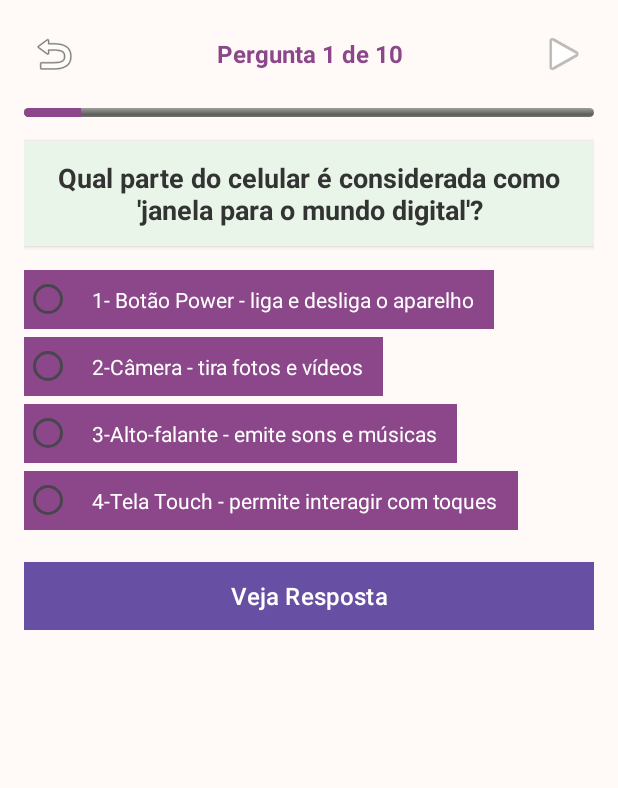
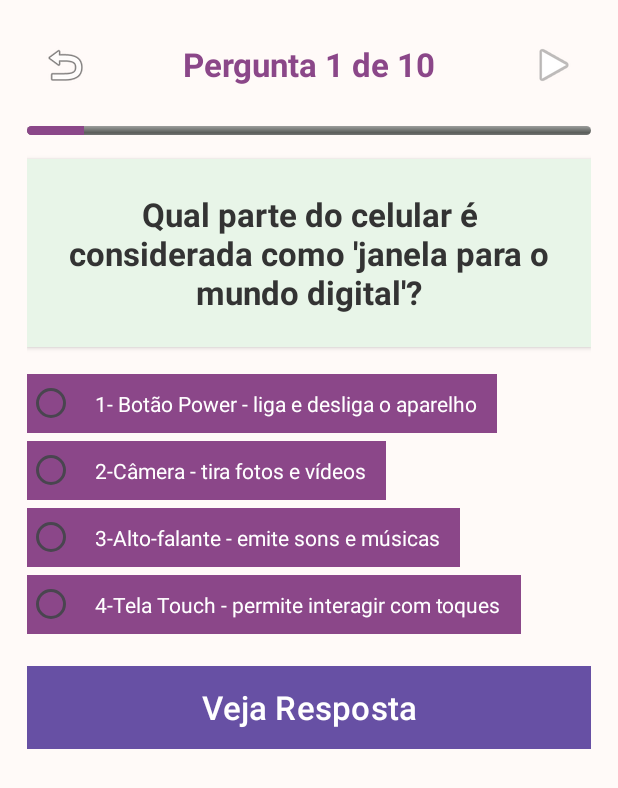
Before and after one commit to anas1983-rgb/DigitalElas, an Android app: the QuizActivity screen opened directly, with no data from a screen before it, on a phone screen of 412 x 824 dp. Shown: the top 788 px of the screen. Run offline under Robolectric (Android 15) with nearby library versions, the phone set to English and light mode, and no system bars.

Commit message:
feat: Ajusta tamanhos e cores dos botões de navegação do quiz.

```diff
--- a/app/src/main/res/layout/activity_quiz.xml
+++ b/app/src/main/res/layout/activity_quiz.xml
@@ -10,7 +10,7 @@
         android:layout_width="match_parent"
         android:layout_height="wrap_content"
         android:orientation="vertical"
-        android:padding="16dp">
+        android:padding="18dp">
 
         <!-- Cabeçalho Compacto -->
         <LinearLayout
@@ -22,8 +22,8 @@
 
             <ImageButton
                 android:id="@+id/btnVoltarQuiz"
-                android:layout_width="40dp"
-                android:layout_height="40dp"
+                android:layout_width="50dp"
+                android:layout_height="50dp"
                 android:background="?attr/selectableItemBackgroundBorderless"
                 android:src="@android:drawable/ic_menu_revert"
                 android:contentDescription="Voltar" />
@@ -34,15 +34,15 @@
                 android:layout_height="wrap_content"
                 android:layout_weight="1"
                 android:text="Pergunta 1 de 10"
-                android:textSize="16sp"
+                android:textSize="22sp"
                 android:textStyle="bold"
                 android:gravity="center"
                 android:textColor="#8B4789" />
 
             <ImageButton
                 android:id="@+id/btnOuvirQuiz"
-                android:layout_width="40dp"
-                android:layout_height="40dp"
+                android:layout_width="50dp"
+                android:layout_height="50dp"
                 android:background="?attr/selectableItemBackgroundBorderless"
                 android:src="@android:drawable/ic_media_play"
                 android:contentDescription="Ouvir pergunta" />
@@ -66,12 +66,12 @@
             android:layout_width="match_parent"
             android:layout_height="wrap_content"
             android:text="Qual é a pergunta do quiz?"
-            android:textSize="18sp"
+            android:textSize="22sp"
             android:textStyle="bold"
             android:gravity="center"
             android:textColor="#333333"
-            android:layout_marginBottom="16dp"
-            android:padding="12dp"
+            android:layout_marginBottom="18dp"
+            android:padding="22dp"
             android:background="#E8F5E8"
             android:elevation="2dp" />
 
@@ -81,11 +81,11 @@
             android:layout_width="match_parent"
             android:layout_height="wrap_content"
             android:text=""
-            android:textSize="16sp"
+            android:textSize="18sp"
             android:gravity="center"
             android:textColor="#666666"
             android:background="#F0F0F0"
-            android:padding="12dp"
+            android:padding="18dp"
             android:layout_marginBottom="16dp"
             android:visibility="gone"
             android:maxLines="3"
@@ -109,11 +109,11 @@
             android:layout_width="match_parent"
             android:layout_height="wrap_content"
             android:text=""
-            android:textSize="16sp"
+            android:textSize="20sp"
             android:gravity="start"
             android:textColor="#4CAF50"
             android:layout_marginBottom="16dp"
-            android:padding="12dp"
+            android:padding="16dp"
             android:background="#F3E5F5"
             android:visibility="gone" />
 
@@ -127,22 +127,24 @@
             <Button
                 android:id="@+id/btnProximaPergunta"
                 android:layout_width="match_parent"
-                android:layout_height="45dp"
+                android:layout_height="55dp"
                 android:text="Ver Resposta"
-                android:textSize="16sp"
+                android:textSize="22sp"
                 android:background="#8B4789"
                 android:textColor="#FFFFFF"
-                android:layout_marginBottom="8dp" />
+                android:layout_marginBottom="8dp"
+                android:tint="#8B4789"/>
 
             <Button
                 android:id="@+id/btnAvancarQuiz"
                 android:layout_width="match_parent"
-                android:layout_height="45dp"
+                android:layout_height="55dp"
                 android:text="Próxima"
-                android:textSize="16sp"
+                android:textSize="22sp"
                 android:background="#4CAF50"
                 android:textColor="#FFFFFF"
-                android:visibility="gone" />
+                android:visibility="gone"
+                android:tint="#8B4789"/>
 
         </LinearLayout>
 
```
